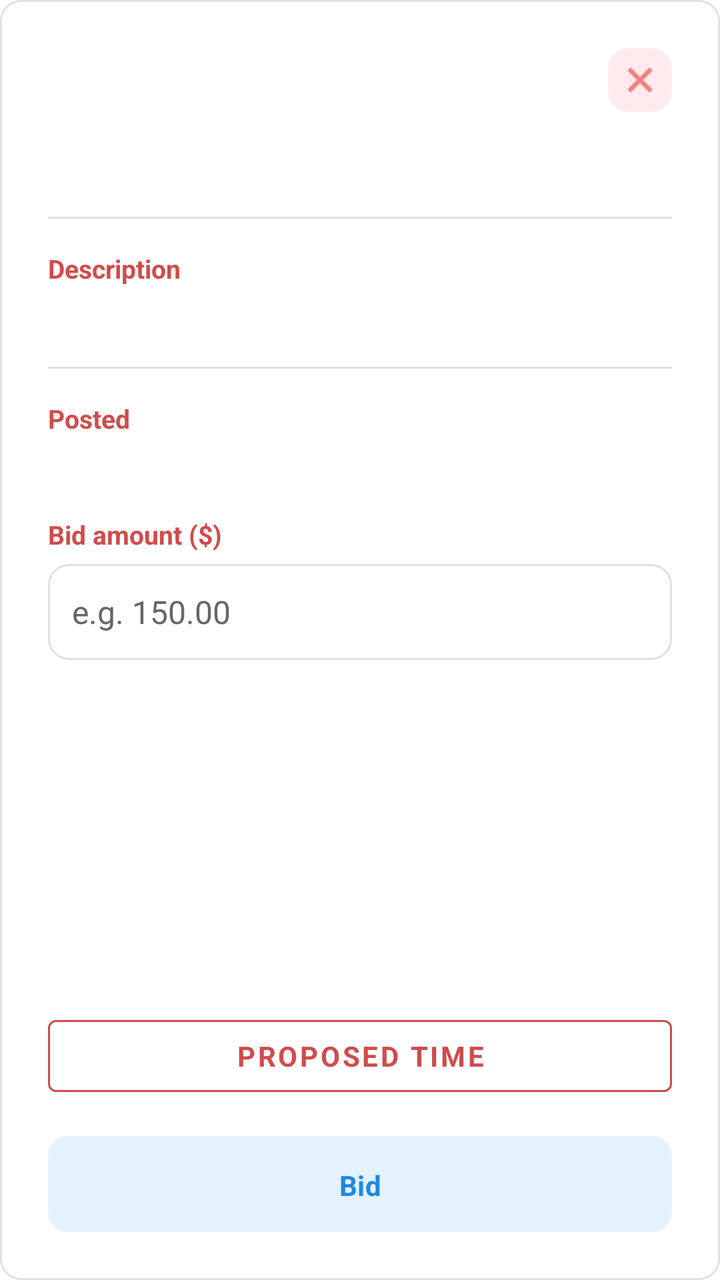
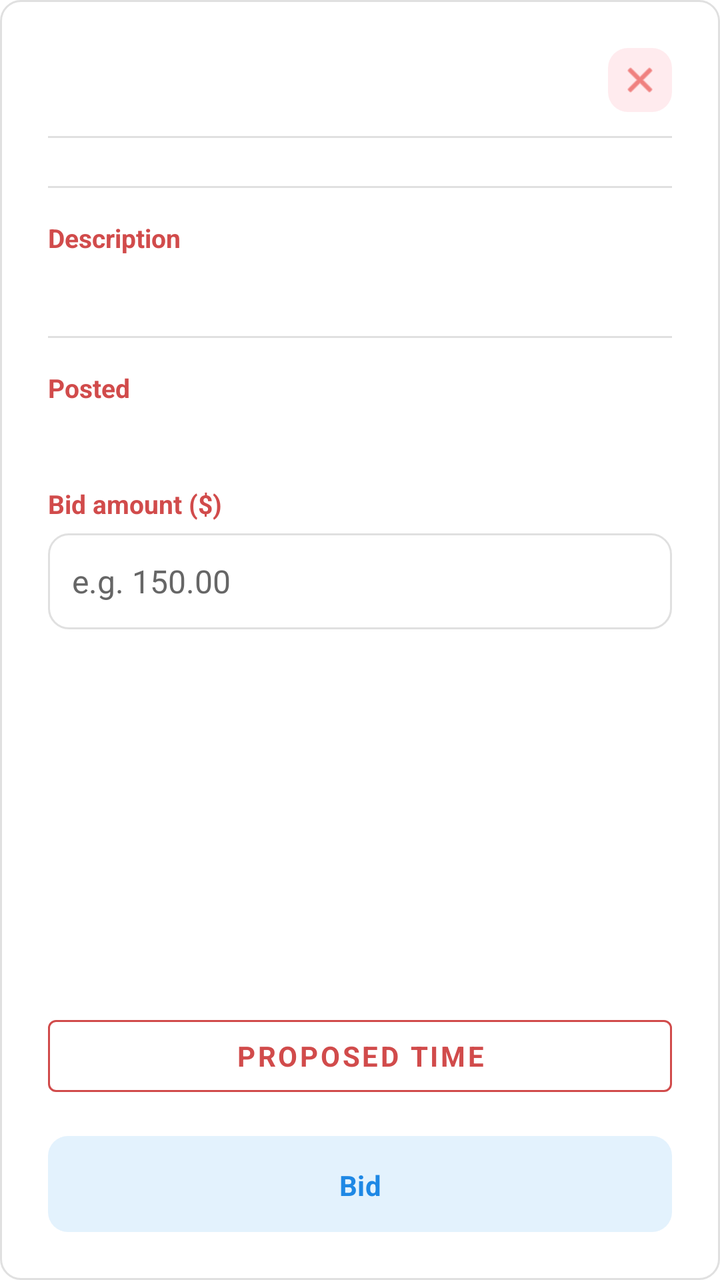

The first picture is an Android layout as it rendered before a commit; the second is the same layout after the commit. The layout source and the unified diff follow.
<!-- AndroidManifest.xml: application theme Theme.G08 -->
<!-- res/layout/dialog_bidding_detail.xml -->
<?xml version="1.0" encoding="utf-8"?>
<LinearLayout xmlns:android="http://schemas.android.com/apk/res/android"
    xmlns:app="http://schemas.android.com/apk/res-auto"
    android:layout_width="match_parent"
    android:layout_height="match_parent"
    android:orientation="vertical"
    android:background="@drawable/edittext_bordered"
    android:padding="24dp">

    <ScrollView
        android:id="@+id/dialogScrollView"
        android:layout_width="match_parent"
        android:layout_height="0dp"
        android:layout_weight="1"
        android:fillViewport="false"
        android:overScrollMode="ifContentScrolls">

        <LinearLayout
            android:layout_width="match_parent"
            android:layout_height="wrap_content"
            android:orientation="vertical">

    <FrameLayout
        android:layout_width="match_parent"
        android:layout_height="wrap_content">

        <TextView
            android:id="@+id/dialogRequestTitle"
            android:layout_width="match_parent"
            android:layout_height="wrap_content"
            android:layout_marginEnd="40dp"
            android:layout_gravity="center_vertical"
            android:textColor="@color/main_netural_color"
            android:textSize="20sp"
            android:textStyle="bold" />

        <ImageButton
            android:id="@+id/dialogCloseIcon"
            android:layout_width="32dp"
            android:layout_height="32dp"
            android:layout_gravity="end|center_vertical"
            android:background="@drawable/bg_close_icon"
            android:contentDescription="@string/request_detail_close"
            android:scaleType="centerInside"
            android:padding="6dp"
            app:srcCompat="@android:drawable/ic_menu_close_clear_cancel"
            app:tint="@color/light_red_icon" />
    </FrameLayout>


    <TextView
        android:id="@+id/dialogClientInfo"
        android:layout_width="wrap_content"
        android:layout_height="wrap_content"
        android:layout_marginTop="8dp"
        android:paddingVertical="4dp"
        android:textColor="@color/main_netural_color"
        android:textSize="15sp" />


    <View
        android:layout_width="match_parent"
        android:layout_height="1dp"
        android:layout_marginVertical="16dp"
        android:background="@color/input_border_light_grey" />


    <TextView
        android:layout_width="wrap_content"
        android:layout_height="wrap_content"
        android:text="@string/request_detail_label_description"
        android:textColor="@color/main_cust_color_legacy"
        android:textSize="13sp"
        android:textStyle="bold" />

    
    <TextView
        android:id="@+id/dialogRequestBody"
        android:layout_width="match_parent"
        android:layout_height="wrap_content"
        android:layout_marginTop="4dp"
        android:textColor="@color/main_netural_color"
        android:textSize="15sp"
        android:lineSpacingMultiplier="1.3" />

    <TextView
        android:id="@+id/dialogShowMoreButton"
        android:layout_width="wrap_content"
        android:layout_height="wrap_content"
        android:text="Show more"
        android:textSize="13sp"
        android:textStyle="bold"
        android:textColor="@color/main_cust_color_legacy"
        android:layout_marginTop="1dp"
        android:visibility="gone" />

    <View
        android:layout_width="match_parent"
        android:layout_height="1dp"
        android:layout_marginVertical="16dp"
        android:background="@color/input_border_light_grey" />


    <TextView
        android:layout_width="wrap_content"
        android:layout_height="wrap_content"
        android:text="@string/request_detail_label_posted"
        android:textColor="@color/main_cust_color_legacy"
        android:textSize="13sp"
        android:textStyle="bold" />


    <TextView
        android:id="@+id/dialogRequestTime"
        android:layout_width="match_parent"
        android:layout_height="wrap_content"
        android:layout_marginTop="4dp"
        android:textColor="@color/main_netural_color"
        android:textSize="15sp" />


    <TextView
        android:layout_width="wrap_content"
        android:layout_height="wrap_content"
        android:layout_marginTop="16dp"
        android:text="@string/bid_amount_label"
        android:textColor="@color/main_cust_color_legacy"
        android:textSize="13sp"
        android:textStyle="bold" />


    <EditText
        android:id="@+id/dialogBidAmountInput"
        android:layout_width="match_parent"
        android:layout_height="wrap_content"
        android:layout_marginTop="6dp"
        android:background="@drawable/edittext_bordered"
        android:hint="@string/bid_amount_hint"
        android:importantForAutofill="no"
        android:inputType="numberDecimal"
        android:minHeight="48dp"
        android:padding="12dp"
        android:textColorHint="#666666"
        android:textSize="16sp" />

        </LinearLayout>
    </ScrollView>
    <Button
        android:id="@+id/dialogPickTimeButton"
        android:layout_width="match_parent"
        android:layout_height="wrap_content"
        android:layout_marginTop="12dp"
        android:text="Proposed Time"
        style="@style/Widget.MaterialComponents.Button.OutlinedButton"
        app:strokeColor="@color/main_cust_color_legacy"
        android:textColor="@color/main_cust_color_legacy" />

    <TextView
        android:id="@+id/dialogPickedTimeView"
        android:layout_width="match_parent"
        android:layout_height="wrap_content"
        android:layout_marginTop="6dp"
        android:layout_marginBottom="4dp"
        android:gravity="center"
        android:textColor="@color/main_cust_color_legacy"
        android:textSize="14sp"
        android:textStyle="bold"
        android:visibility="gone" />
    <Button
        android:id="@+id/dialogBidButton"
        android:layout_width="match_parent"
        android:layout_height="48dp"
        android:layout_marginTop="16dp"
        android:text="@string/bid"
        android:textColor="@color/light_blue_text"
        android:textSize="14sp"
        android:textStyle="bold"
        android:insetTop="0dp"
        android:insetBottom="0dp"
        app:backgroundTint="@color/light_blue"
        app:cornerRadius="10dp" />

</LinearLayout>
<!-- resources referenced by this layout -->
<resources>
  <color name="input_border_light_grey">#E0E0E0</color>
  <color name="light_blue">#E3F2FD</color>
  <color name="light_blue_text">#1E88E5</color>
  <color name="light_red_icon">#E53935</color>
  <color name="main_cust_color_legacy">#D14B4B</color>
  <color name="main_netural_color">#424242</color>
  <!-- drawable bg_close_icon (drawable) -->
  <?xml version="1.0" encoding="utf-8"?>
  <shape xmlns:android="http://schemas.android.com/apk/res/android"
      android:shape="rectangle">
      <solid android:color="@color/light_red" />
      <corners android:radius="10dp" />
  </shape>
  <!-- drawable edittext_bordered (drawable) -->
  <?xml version="1.0" encoding="utf-8"?>
  <shape xmlns:android="http://schemas.android.com/apk/res/android"
      android:shape="rectangle">
      <solid android:color="@color/white" />
      <stroke
          android:width="1dp"
          android:color="@color/input_border_light_grey" />
      <corners android:radius="10dp" />
  </shape>
  <string name="bid">Bid</string>
  <string name="bid_amount_hint">e.g. 150.00</string>
  <string name="bid_amount_label">Bid amount ($)</string>
  <string name="request_detail_close">Close</string>
  <string name="request_detail_label_description">Description</string>
  <string name="request_detail_label_posted">Posted</string>
  <style name="Theme.G08" parent="Base.Theme.G08" />
  <color name="light_red">#FFEBEE</color>
  <color name="white">#FFFFFFFF</color>
  <style name="Base.Theme.G08" parent="Theme.Material3.DayNight.NoActionBar">
          
          
          <item name="android:windowBackground">@color/cardview_light_background</item>
          <item name="android:fontFamily">sans-serif</item>
          <item name="materialButtonStyle">@style/Widget.G08.Button</item>
          <item name="editTextStyle">@style/Widget.G08.EditText</item>
      </style>
  <style name="Widget.G08.Button" parent="Widget.Material3.Button">
          <item name="cornerRadius">@dimen/button_corner_radius</item>
          <item name="android:paddingTop">@dimen/button_vertical_padding</item>
          <item name="android:paddingBottom">@dimen/button_vertical_padding</item>
          <item name="android:textStyle">bold</item>
          <item name="android:layout_marginTop">@dimen/button_vertical_margin</item>
          <item name="android:layout_marginBottom">@dimen/button_vertical_margin</item>
      </style>
  <style name="Widget.G08.EditText" parent="Widget.AppCompat.EditText">
          <item name="android:background">@drawable/edittext_bordered</item>
          <item name="android:padding">12dp</item>
      </style>
  <dimen name="button_corner_radius">10dp</dimen>
  <dimen name="button_vertical_padding">15dp</dimen>
  <dimen name="button_vertical_margin">10dp</dimen>
</resources>

<!-- the commit's change to res/layout/dialog_bidding_detail.xml (unified diff, before → after) -->
@@ -47,16 +47,86 @@
             app:tint="@color/light_red_icon" />
     </FrameLayout>
 
-
-    <TextView
-        android:id="@+id/dialogClientInfo"
-        android:layout_width="wrap_content"
-        android:layout_height="wrap_content"
-        android:layout_marginTop="8dp"
-        android:paddingVertical="4dp"
-        android:textColor="@color/main_netural_color"
-        android:textSize="15sp" />
-
+    <View
+        android:layout_width="match_parent"
+        android:layout_height="1dp"
+        android:layout_marginTop="12dp"
+        android:layout_marginBottom="8dp"
+        android:background="@color/input_border_light_grey" />
+
+    <LinearLayout
+        android:id="@+id/dialogClientSection"
+        android:layout_width="match_parent"
+        android:layout_height="wrap_content"
+        android:layout_marginTop="12dp"
+        android:orientation="vertical"
+        android:visibility="gone">
+
+        <TextView
+            android:layout_width="wrap_content"
+            android:layout_height="wrap_content"
+            android:text="@string/appointment_detail_client_heading"
+            android:textColor="@color/main_cust_color_legacy"
+            android:textSize="13sp"
+            android:textStyle="bold" />
+
+        <LinearLayout
+            android:layout_width="match_parent"
+            android:layout_height="wrap_content"
+            android:layout_marginTop="10dp"
+            android:orientation="horizontal">
+
+            <LinearLayout
+                android:layout_width="0dp"
+                android:layout_height="wrap_content"
+                android:layout_weight="1"
+                android:orientation="vertical">
+
+                <TextView
+                    android:layout_width="wrap_content"
+                    android:layout_height="wrap_content"
+                    android:text="@string/appointment_detail_client_name"
+                    android:textColor="@color/grey"
+                    android:textSize="11sp"
+                    android:textStyle="bold"
+                    android:letterSpacing="0.05" />
+
+                <TextView
+                    android:id="@+id/dialogClientName"
+                    android:layout_width="match_parent"
+                    android:layout_height="wrap_content"
+                    android:layout_marginTop="2dp"
+                    android:textColor="@color/main_netural_color"
+                    android:textSize="15sp" />
+            </LinearLayout>
+
+            <LinearLayout
+                android:layout_width="0dp"
+                android:layout_height="wrap_content"
+                android:layout_marginStart="12dp"
+                android:layout_weight="1"
+                android:orientation="vertical">
+
+                <TextView
+                    android:layout_width="wrap_content"
+                    android:layout_height="wrap_content"
+                    android:text="@string/user_address"
+                    android:textColor="@color/grey"
+                    android:textSize="11sp"
+                    android:textStyle="bold"
+                    android:letterSpacing="0.05" />
+
+                <TextView
+                    android:id="@+id/dialogClientAddress"
+                    android:layout_width="match_parent"
+                    android:layout_height="wrap_content"
+                    android:layout_marginTop="2dp"
+                    android:textColor="@color/main_netural_color"
+                    android:textSize="15sp"
+                    android:lineSpacingMultiplier="1.2" />
+            </LinearLayout>
+        </LinearLayout>
+    </LinearLayout>
 
     <View
         android:layout_width="match_parent"
<!-- resource entries referenced after the edit -->
@@ -1,5 +1,6 @@
 <!-- resources referenced by this layout -->
 <resources>
+  <color name="grey">#757575</color>
   <color name="input_border_light_grey">#E0E0E0</color>
   <color name="light_blue">#E3F2FD</color>
   <color name="light_blue_text">#1E88E5</color>
@@ -23,12 +24,15 @@
           android:color="@color/input_border_light_grey" />
       <corners android:radius="10dp" />
   </shape>
+  <string name="appointment_detail_client_heading">Client</string>
+  <string name="appointment_detail_client_name">Name</string>
   <string name="bid">Bid</string>
   <string name="bid_amount_hint">e.g. 150.00</string>
   <string name="bid_amount_label">Bid amount ($)</string>
   <string name="request_detail_close">Close</string>
   <string name="request_detail_label_description">Description</string>
   <string name="request_detail_label_posted">Posted</string>
+  <string name="user_address">Address</string>
   <style name="Theme.G08" parent="Base.Theme.G08" />
   <color name="light_red">#FFEBEE</color>
   <color name="white">#FFFFFFFF</color>
